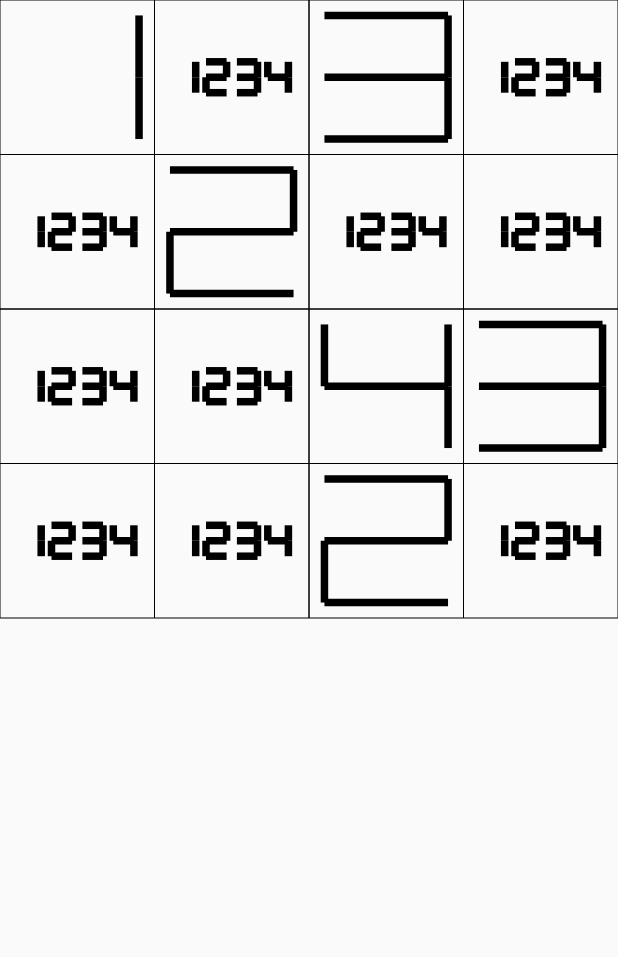
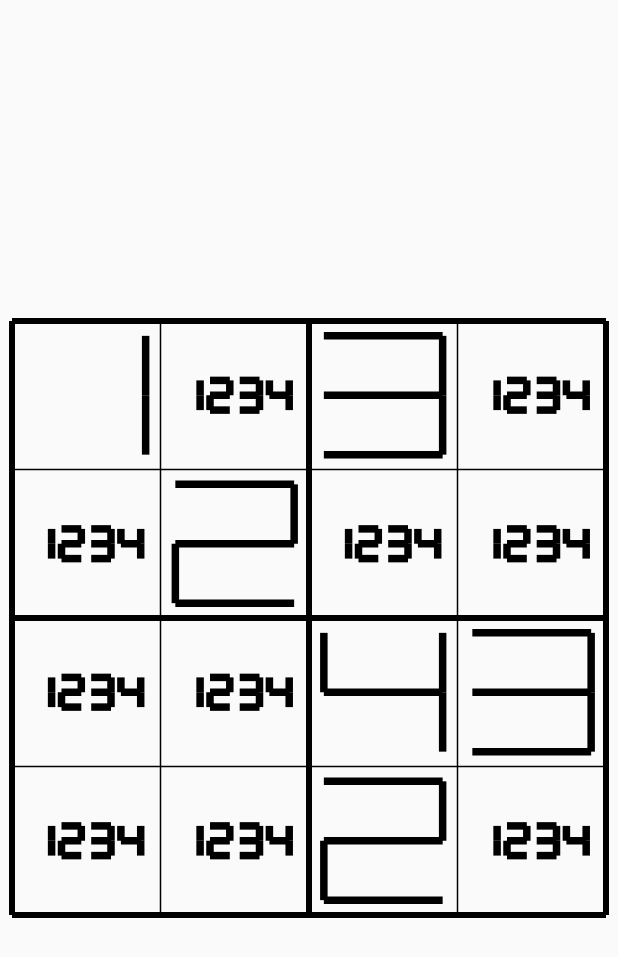
Before and after one commit to treeplate/sudoku, a Flutter app: the screen it shows after launch, on a phone screen of 412 x 824 dp. Shown: the top 957 px of the screen. Run offline on Flutter 3.47's test engine with Material 2 defaults, Android fonts, the phone set to English and light mode, and no system bars.

Commit message:
lines and centers

```diff
--- a/lib/gridDrawer.dart
+++ b/lib/gridDrawer.dart
@@ -1,48 +1,56 @@
+import 'dart:math' as math;
+
 import 'package:flutter/material.dart';
 import 'package:sudoku/sevenSegmentDisplay.dart';
 
 class GridDrawer extends StatelessWidget {
-  const GridDrawer(this.grid, this.width, {Key? key}): super(key: key);
-  final List<List<int>> grid;
-  final int width;
-  int get height => grid.length ~/ width;
+  const GridDrawer({
+    Key? key,
+    required this.values,
+  }) : super(key: key);
+
+  final List<List<int>> values;
+
   @override
   Widget build(BuildContext context) {
-    //print("DRW");
     return CustomPaint(
-      painter: GridPainter(
-        width,
-        height,
-        grid,
-      ),
+      painter: GridPainter(values),
     );
   }
 }
 
 class GridPainter extends CustomPainter {
-  GridPainter(this.width, this.height, this.grid);
-  final int width;
-  final int height;
-  final List<List<int>> grid;
+  GridPainter(this.values)
+    : assert(math.sqrt(values.length) % 1 == 0),
+      assert(math.sqrt(math.sqrt(values.length)) % 1 == 0);
+
+  static final Paint thinLine = Paint()..style = PaintingStyle.stroke..color = Colors.black..strokeWidth = 1.0;
+  static final Paint thickLine = Paint()..style = PaintingStyle.stroke..color = Colors.black..strokeWidth = 4.0;
+  static final Paint redLine = Paint()..style = PaintingStyle.stroke..color = Colors.red;
+
+  final List<List<int>> values;
+
+  int get dim => math.sqrt(values.length).toInt();
+  int get blockSize => math.sqrt(dim).toInt();
 
   @override
-  bool shouldRepaint(GridPainter old) {
-    return width != old.width
-        || height != old.height
-        || grid != old.grid;
+  bool shouldRepaint(GridPainter oldDelegate) {
+    return values != oldDelegate.values;
   }
-
-  static final Paint blackLine = Paint()..style = PaintingStyle.stroke..color = Colors.black;
-  static final Paint redLine = Paint()..style = PaintingStyle.stroke..color = Colors.red;
 
   @override
   void paint(Canvas canvas, Size size) {
-    final double cellDim = size.shortestSide/width;
+    final double cellDim = size.shortestSide/dim;
     final double padding = cellDim / 10.0;
-    for (int y = 0; y < height; y += 1) {
-      for (int x = 0; x < width; x += 1) {
-        canvas.drawRect(Offset(x * cellDim, y * cellDim) & Size.square(cellDim), blackLine);
-        final List<int> centers = grid[x + (y * width)];
+    for (int x = 0; x < dim + 1; x += 1) {
+      canvas.drawLine(Offset(x * cellDim, 0), Offset(x * cellDim, cellDim * dim), x % blockSize == 0 ? thickLine : thinLine);
+    }
+    for (int y = 0; y < dim + 1; y += 1) {
+      canvas.drawLine(Offset(0, y * cellDim), Offset(cellDim * dim, y * cellDim), y % blockSize == 0 ? thickLine : thinLine);
+    }
+    for (int y = 0; y < dim; y += 1) {
+      for (int x = 0; x < dim; x += 1) {
+        final List<int> centers = values[x + (y * dim)];
         if (centers.isNotEmpty) {
           final double digitPadding = centers.length > 1 ? padding / (centers.length - 1) : 0.0;
           final double digitWidth = (cellDim - padding * 2.0) / centers.length;
--- a/lib/logic.dart
+++ b/lib/logic.dart
@@ -12,11 +12,12 @@ bool listEquals(List a, List b) {
 }
 
 class SudokuGrid {
-  SudokuGrid(this.values) {
-    assert(sqrt(values.length) % 1 == 0);
+  SudokuGrid(this.values) :
+    assert(sqrt(values.length) % 1 == 0),
     assert(sqrt(sqrt(values.length)) % 1 == 0);
-  }
+
   final List<List<int>> values;
+
   int get dim => sqrt(values.length).toInt();
   int get blockSize => sqrt(dim).toInt();
 
--- a/lib/main.dart
+++ b/lib/main.dart
@@ -4,10 +4,12 @@ import 'package:sudoku/logic.dart';
 
 void main() {
   tests();
-  runApp(MaterialApp(home: MyApp()));
+  runApp(const MaterialApp(home: MyApp()));
 }
 
 class MyApp extends StatefulWidget {
+  const MyApp({ Key? key }): super(key: key);
+
   @override
   _MyAppState createState() => _MyAppState();
 }
@@ -21,18 +23,27 @@ class _MyAppState extends State<MyApp> {
   ]);
   @override
   Widget build(BuildContext context) {
-    return SudokuDrawer(grid);
+    return SudokuDrawer(grid: grid);
   }
 }
 
 class SudokuDrawer extends StatelessWidget {
+  const SudokuDrawer({ Key? key, required this.grid }) : super(key: key);
+
   final SudokuGrid grid;
-  const SudokuDrawer(this.grid);
 
   @override
   Widget build(BuildContext context) {
     return Material(
-      child: GridDrawer(grid.values, grid.dim),
+      child: Padding(
+        padding: const EdgeInsets.all(8.0),
+        child: Center(
+          child: AspectRatio(
+            aspectRatio: 1.0,
+            child: GridDrawer(values: grid.values),
+          ),
+        ),
+      ),
     );
   }
 }
```
Also changed, not shown: pubspec.lock.
